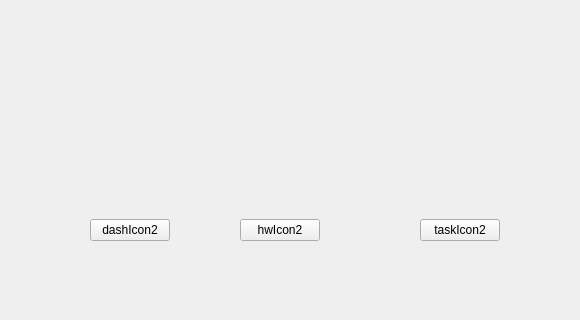
This is mainwindow.ui in blakefuller/TaskPlanner as Qt 5 draws it before an edit; both pictures show x 90 to 670 and y 441 to 761 of the 817 by 761 pixel window. The edited form follows.
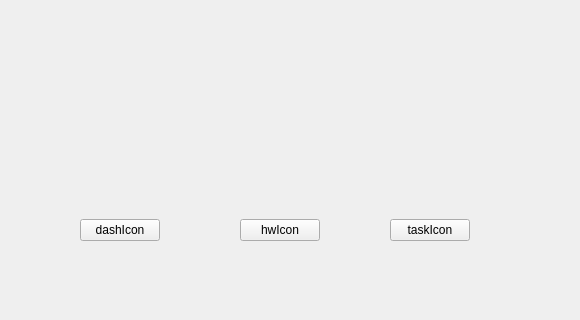
This is the edited form. The open tabs and pages were chosen to show the change.

Commit message: added page switching

Patch:
```diff
--- a/mainwindow.ui
+++ b/mainwindow.ui
@@ -20,11 +20,11 @@
       <x>170</x>
       <y>30</y>
       <width>441</width>
-      <height>661</height>
+      <height>591</height>
      </rect>
     </property>
     <property name="currentIndex">
-     <number>1</number>
+     <number>0</number>
     </property>
     <widget class="QWidget" name="dashPage">
      <widget class="QLabel" name="dateLabel">
@@ -53,45 +53,6 @@
        <string>addButton</string>
       </property>
      </widget>
-     <widget class="QPushButton" name="dashIcon">
-      <property name="geometry">
-       <rect>
-        <x>0</x>
-        <y>620</y>
-        <width>80</width>
-        <height>22</height>
-       </rect>
-      </property>
-      <property name="text">
-       <string>dashIcon</string>
-      </property>
-     </widget>
-     <widget class="QPushButton" name="hwIcon">
-      <property name="geometry">
-       <rect>
-        <x>160</x>
-        <y>620</y>
-        <width>80</width>
-        <height>22</height>
-       </rect>
-      </property>
-      <property name="text">
-       <string>hwIcon</string>
-      </property>
-     </widget>
-     <widget class="QPushButton" name="taskIcon">
-      <property name="geometry">
-       <rect>
-        <x>340</x>
-        <y>610</y>
-        <width>80</width>
-        <height>22</height>
-       </rect>
-      </property>
-      <property name="text">
-       <string>taskIcon</string>
-      </property>
-     </widget>
      <widget class="QLabel" name="assignmentLabel">
       <property name="geometry">
        <rect>
@@ -311,45 +272,6 @@
        <string>addButton2</string>
       </property>
      </widget>
-     <widget class="QPushButton" name="dashIcon2">
-      <property name="geometry">
-       <rect>
-        <x>10</x>
-        <y>630</y>
-        <width>80</width>
-        <height>22</height>
-       </rect>
-      </property>
-      <property name="text">
-       <string>dashIcon2</string>
-      </property>
-     </widget>
-     <widget class="QPushButton" name="hwIcon2">
-      <property name="geometry">
-       <rect>
-        <x>160</x>
-        <y>630</y>
-        <width>80</width>
-        <height>22</height>
-       </rect>
-      </property>
-      <property name="text">
-       <string>hwIcon2</string>
-      </property>
-     </widget>
-     <widget class="QPushButton" name="taskIcon2">
-      <property name="geometry">
-       <rect>
-        <x>340</x>
-        <y>630</y>
-        <width>80</width>
-        <height>22</height>
-       </rect>
-      </property>
-      <property name="text">
-       <string>taskIcon2</string>
-      </property>
-     </widget>
     </widget>
     <widget class="QWidget" name="taskPage">
      <widget class="QLabel" name="dateLabel3">
@@ -378,46 +300,46 @@
        <string>addButton3</string>
       </property>
      </widget>
-     <widget class="QPushButton" name="dashIcon3">
+    </widget>
+   </widget>
+   <widget class="QPushButton" name="dashIcon">
       <property name="geometry">
        <rect>
-        <x>10</x>
-        <y>630</y>
+      <x>170</x>
+      <y>660</y>
         <width>80</width>
         <height>22</height>
        </rect>
       </property>
       <property name="text">
-       <string>dashIcon3</string>
-      </property>
-     </widget>
-     <widget class="QPushButton" name="hwIcon3">
+     <string>dashIcon</string>
+    </property>
+   </widget>
+   <widget class="QPushButton" name="hwIcon">
       <property name="geometry">
        <rect>
-        <x>150</x>
-        <y>630</y>
+      <x>330</x>
+      <y>660</y>
         <width>80</width>
         <height>22</height>
        </rect>
       </property>
       <property name="text">
-       <string>hwIcon3</string>
-      </property>
-     </widget>
-     <widget class="QPushButton" name="taskIcon3">
+     <string>hwIcon</string>
+    </property>
+   </widget>
+   <widget class="QPushButton" name="taskIcon">
       <property name="geometry">
        <rect>
-        <x>340</x>
-        <y>630</y>
+      <x>480</x>
+      <y>660</y>
         <width>80</width>
         <height>22</height>
        </rect>
       </property>
       <property name="text">
-       <string>taskIcon3</string>
-      </property>
-     </widget>
-    </widget>
+     <string>taskIcon</string>
+    </property>
    </widget>
   </widget>
   <widget class="QMenuBar" name="menubar">
@@ -426,7 +348,7 @@
      <x>0</x>
      <y>0</y>
      <width>817</width>
-     <height>21</height>
+     <height>22</height>
     </rect>
    </property>
   </widget>
```
Lines whose indentation alone changed are shown as unchanged. The commit also changes 2 other files.
